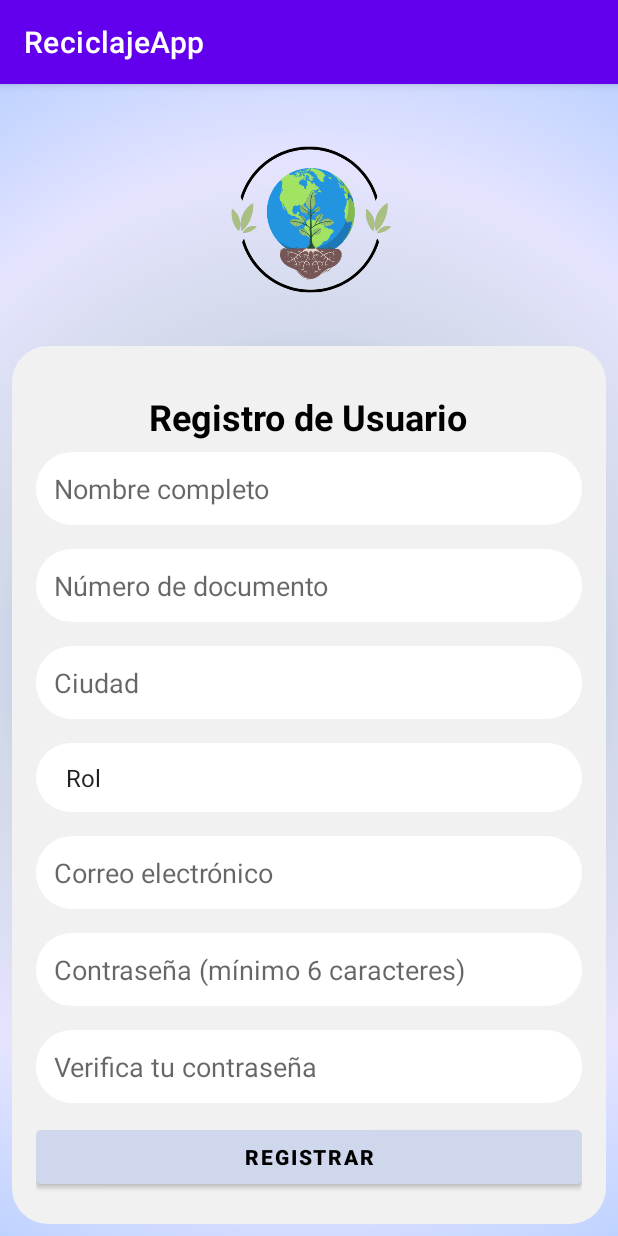
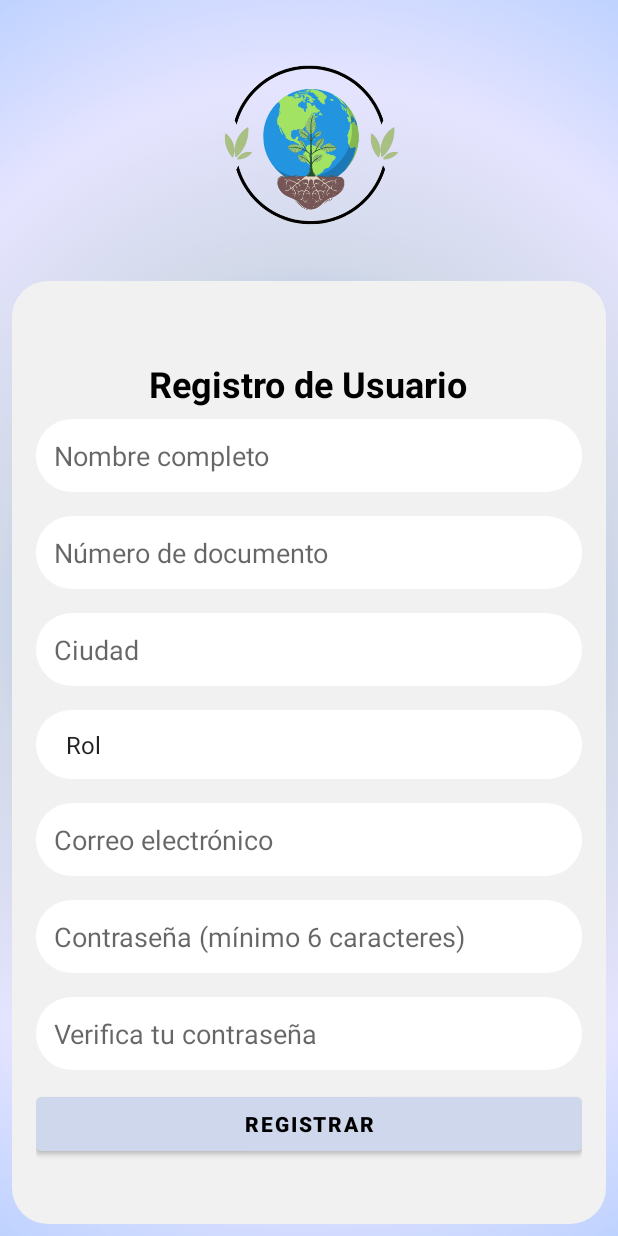
Before and after one commit to app-ventas/ReciclajeApp, an Android app: the screen it shows after launch (RegistrarUsuario), after a tap on "REGÍSTRATE", on a phone screen of 412 x 824 dp. Run offline under Robolectric (Android 15) with nearby library versions, the phone set to English and light mode, and no system bars; our stand-ins replace Firebase (no records; nobody signed in at launch, a user with empty details on screens opened directly), navigation-ui.

```diff
--- a/app/src/main/java/com/kotlin/mobile/reciclajeapp/LoginActivity.kt
+++ b/app/src/main/java/com/kotlin/mobile/reciclajeapp/LoginActivity.kt
@@ -103,6 +103,6 @@ class LoginActivity : AppCompatActivity() {
         // Si el login es exitoso, ir a la siguiente actividad
         val intent = Intent(this@LoginActivity, RegistrarUsuario::class.java)
         startActivity(intent)
-        finish() // Opcional: Finaliza la actividad actual para que no se pueda volver con el botón de retroceso
+        //finish() // Opcional: Finaliza la actividad actual para que no se pueda volver con el botón de retroceso
     }
 }
--- a/app/src/main/java/com/kotlin/mobile/reciclajeapp/ui/puntoReciclaje/NuevoPuntoReciclajeFragment.kt
+++ b/app/src/main/java/com/kotlin/mobile/reciclajeapp/ui/puntoReciclaje/NuevoPuntoReciclajeFragment.kt
@@ -59,6 +59,7 @@ class NuevoPuntoReciclajeFragment : Fragment() {
                 val fechaActual = Date()
                 val formato = SimpleDateFormat("yyyy/MM/dd HH:mm:ss")
                 val fechaCreacion = formato.format(fechaActual)
+
 
                 val cantidad = cantidadEditText.text.toString().toInt()
                 val unidadMedida = spinnerUnidadMedida.selectedItem.toString()
--- a/app/src/main/res/layout/nav_header_main.xml
+++ b/app/src/main/res/layout/nav_header_main.xml
@@ -14,7 +14,7 @@
 
     <ImageView
         android:id="@+id/imageView"
-        android:layout_width="163dp"
+        android:layout_width="97dp"
         android:layout_height="wrap_content"
         android:contentDescription="@string/nav_header_desc"
         android:paddingTop="@dimen/nav_header_vertical_spacing"
@@ -22,7 +22,7 @@
 
     <TextView
         android:id="@+id/tv_bienvenida_usuario"
-        android:layout_width="202dp"
+        android:layout_width="294dp"
         android:layout_height="83dp"
         android:text="@string/nav_header_subtitle" />
 </LinearLayout>
--- a/app/src/main/res/values/strings.xml
+++ b/app/src/main/res/values/strings.xml
@@ -1,5 +1,5 @@
 <resources>
-    <string name="app_name">ReciclajeApp</string>
+    <string name="app_name">ReciApp</string>
     <string name="navigation_drawer_open">Open navigation drawer</string>
     <string name="navigation_drawer_close">Close navigation drawer</string>
     <string name="nav_header_subtitle">android.studio@android.com</string>
--- a/app/src/main/res/values/themes.xml
+++ b/app/src/main/res/values/themes.xml
@@ -1,6 +1,6 @@
 <resources xmlns:tools="http://schemas.android.com/tools">
     <!-- Base application theme. -->
-    <style name="Theme.ReciclajeApp" parent="Theme.MaterialComponents.DayNight.DarkActionBar">
+    <style name="Theme.ReciclajeApp" parent="Theme.MaterialComponents.DayNight.NoActionBar">
         <!-- Primary brand color. -->
         <item name="colorPrimary">@color/purple_500</item>
         <item name="colorPrimaryVariant">@color/purple_700</item>
```
